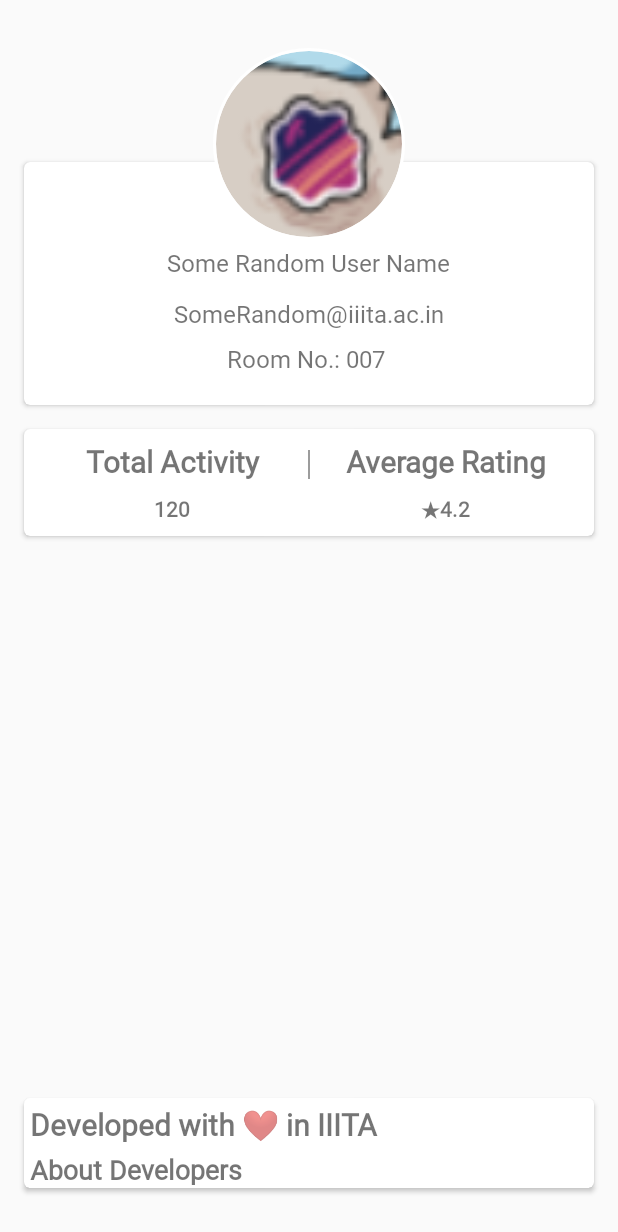
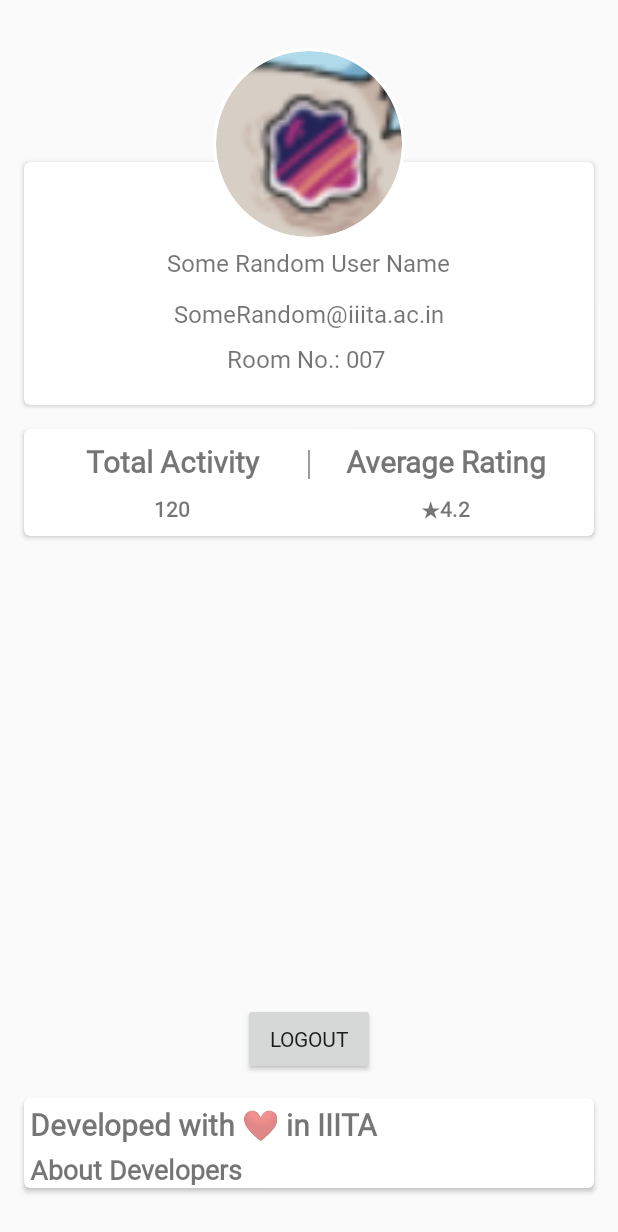
Before and after one commit to GOVINDDIXIT/Mess-Management-Project, an Android app: the fragment AboutFragment shown on its own in the app's theme, on a phone screen of 412 x 824 dp. Shown: the top 1232 px of the screen. Run offline under Robolectric (Android 15) with nearby library versions, the phone set to English and light mode, and no system bars; our stand-ins replace CircleImageView.

Commit message:
feat: Add Firebase Support and Google Sign In

```diff
--- a/app/src/main/AndroidManifest.xml
+++ b/app/src/main/AndroidManifest.xml
@@ -10,13 +10,15 @@
         android:roundIcon="@mipmap/ic_launcher_round"
         android:supportsRtl="true"
         android:theme="@style/AppTheme">
-        <activity android:name=".MainActivity">
+        <activity android:name=".Login">
             <intent-filter>
                 <action android:name="android.intent.action.MAIN" />
 
                 <category android:name="android.intent.category.LAUNCHER" />
             </intent-filter>
         </activity>
+        <activity android:name=".MainActivity" />
+        <activity android:name=".LogOut"></activity>
     </application>
 
 </manifest>
--- a/app/src/main/res/layout/fragment_about.xml
+++ b/app/src/main/res/layout/fragment_about.xml
@@ -27,17 +27,33 @@
             layout="@layout/user_activity_card"
             android:layout_width="match_parent"
             android:layout_height="wrap_content"
+            android:layout_below="@id/user_card_about_id"
             android:layout_marginHorizontal="16dp"
-            android:layout_marginTop="16dp"
-            android:layout_below="@id/user_card_about_id"/>
+            android:layout_marginTop="16dp" />
+
         <include
             layout="@layout/developer_about_card"
             android:layout_width="match_parent"
             android:layout_height="wrap_content"
-            android:layout_marginHorizontal="16dp"
+            android:layout_alignParentBottom="true"
             android:layout_marginBottom="32dp"
-            android:layout_alignParentBottom="true"/>
+            android:layout_marginHorizontal="16dp" />
+
+        <Button
+            android:layout_width="wrap_content"
+            android:layout_height="wrap_content"
+            android:layout_alignParentBottom="true"
+            android:layout_centerHorizontal="true"
+            android:layout_marginBottom="107dp"
+            android:text="LogOut" />
 
     </RelativeLayout>
 
+    <android.support.v7.widget.CardView
+        android:layout_width="wrap_content"
+        android:layout_height="wrap_content">
+
+
+    </android.support.v7.widget.CardView>
+
 </FrameLayout>
--- a/build.gradle
+++ b/build.gradle
@@ -8,6 +8,7 @@ buildscript {
     }
     dependencies {
         classpath 'com.android.tools.build:gradle:3.1.4'
+        classpath 'com.google.gms:google-services:4.0.1'
 
 
         // NOTE: Do not place your application dependencies here; they belong
```
Also changed, not shown: app/build.gradle (+6 -1 lines), app/src/main/java/com/iiita/messmanagement/LogOut.java (added, +52 -0 lines), app/src/main/java/com/iiita/messmanagement/Login.java (added, +131 -0 lines), app/src/main/res/drawable/round_button.xml (added, +19 -0 lines), app/src/main/res/layout/activity_log_out.xml (added, +23 -0 lines), app/src/main/res/layout/activity_login.xml (added, +23 -0 lines), 1 other file.
